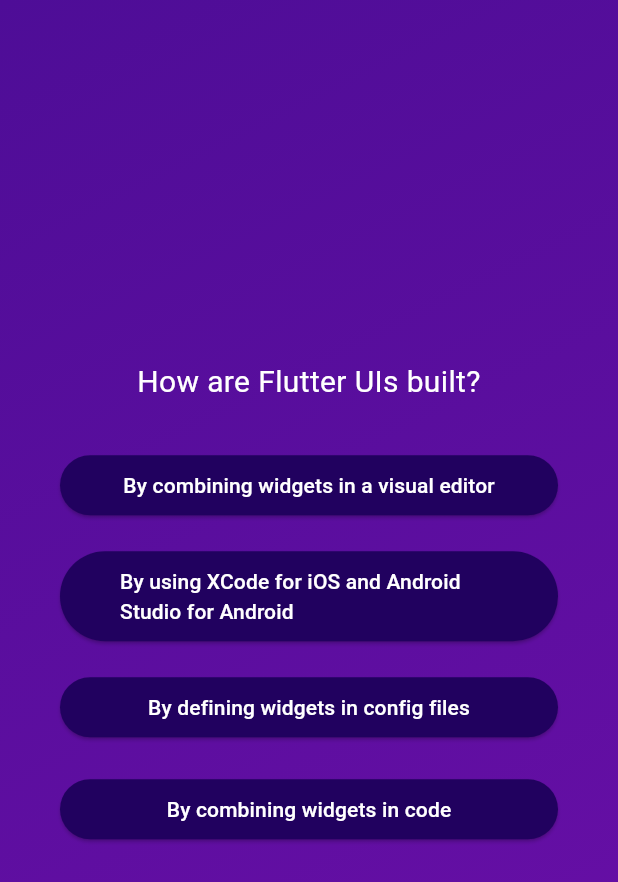
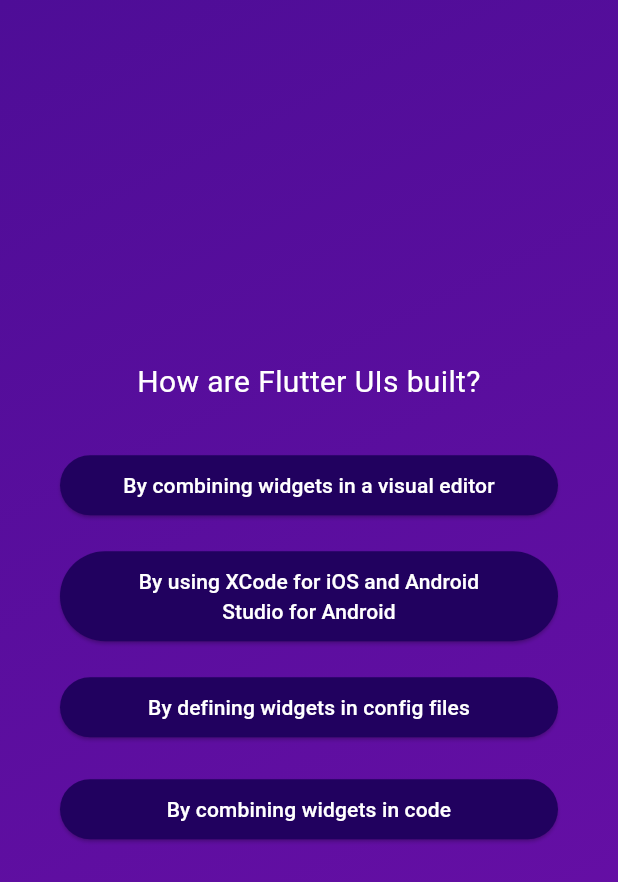
Before and after one commit to AyanaaK/quiz, a Flutter app: the screen it shows after launch, after a tap on "Start quiz", after a tap on "Components", on a phone screen of 412 x 824 dp. Shown: the top 882 px of the screen. Run offline on Flutter 3.47's test engine with Material 3 defaults, Android fonts, the phone set to English and light mode, and no system bars.

Commit message:
git commit -m "added the text align in answer_button"

```diff
--- a/lib/answer_button.dart
+++ b/lib/answer_button.dart
@@ -19,7 +19,9 @@ class AnswerButton extends StatelessWidget{
         backgroundColor: const Color.fromARGB(255, 33, 1, 95),
         foregroundColor: Colors.white,
         shape: RoundedRectangleBorder(borderRadius: BorderRadius.circular(40))),
-    child: Text(answerText),
+    child: Text(
+        answerText,
+        textAlign: TextAlign.center,),
     );
   }
 }
```
